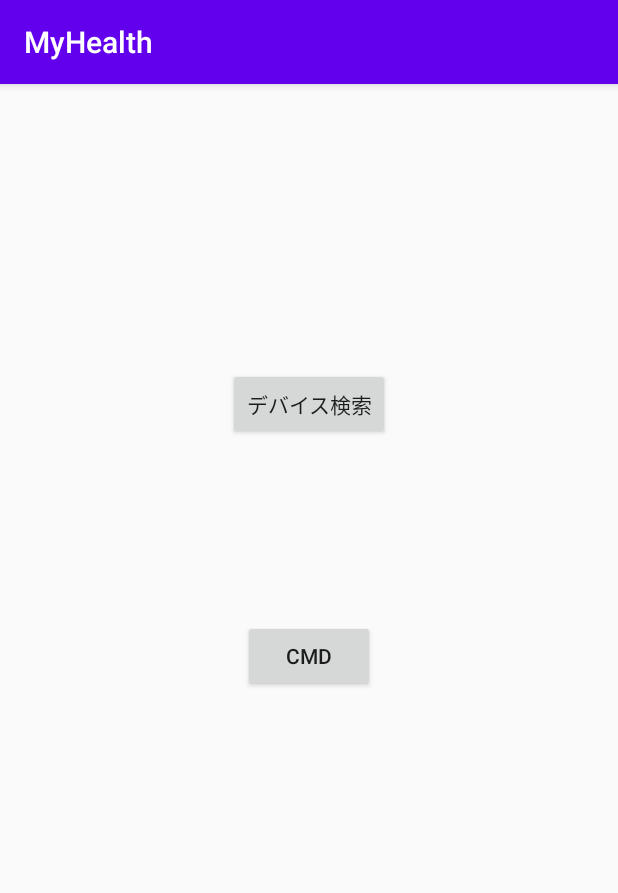
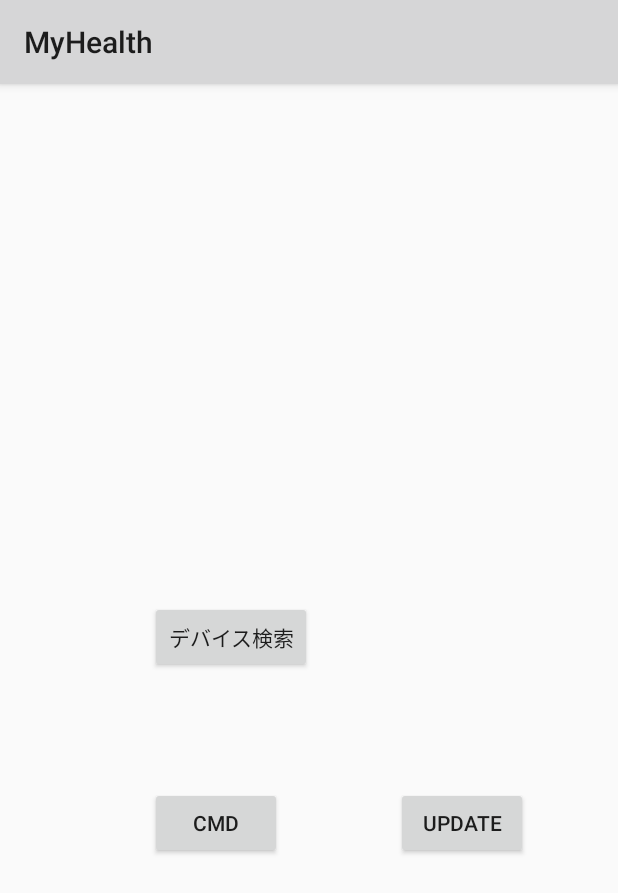
Before and after one commit to sunhe17/QTHealth_Android, an Android app: the screen it shows after launch (MainActivity), on a phone screen of 412 x 824 dp. Shown: the top 893 px of the screen. Run offline under Robolectric (Android 15) with nearby library versions, the phone set to English and light mode, and no system bars.

```diff
--- a/app/src/main/java/qoi/myhealth/MainActivity.kt
+++ b/app/src/main/java/qoi/myhealth/MainActivity.kt
@@ -1,12 +1,15 @@
 package qoi.myhealth
 
 
+import android.accounts.OnAccountsUpdateListener
 import android.content.Intent
 import androidx.appcompat.app.AppCompatActivity
 import android.os.Bundle
+import android.os.Handler
 import android.util.Log
 import android.view.View
 import kotlinx.android.synthetic.main.activity_main.*
+import kotlinx.coroutines.*
 import qoi.myhealth.Ble.BleDelegate
 import qoi.myhealth.Ble.BleIdentificationKey
 import qoi.myhealth.Ble.BleManager
@@ -14,6 +17,7 @@ import qoi.myhealth.Ble.C18.C18Delegate
 import qoi.myhealth.Ble.C18.CMD.C18_Theme_Type
 import qoi.myhealth.Ble.C18.Model.*
 import qoi.myhealth.Manager.ShareDataManager
+import qoi.myhealth.tool.AppStatusCheck
 
 class MainActivity : AppCompatActivity(),BleDelegate {
 
@@ -25,23 +29,59 @@ class MainActivity : AppCompatActivity(),BleDelegate {
         super.onCreate(savedInstanceState)
         setContentView(R.layout.activity_main)
 
-        println(ShareDataManager.getUserSetInfo())
+        // 初期化
+        bleManager.bleDelegate = this
+        textView.setText("")
+
+        // 初回起動か確認
+        if(AppStatusCheck.isFirstJudgment(getApplicationContext())){
+            println("first")
+            AppStatusCheck.setFirstFlg(getApplicationContext(),false)
+        }
+        else{
+            println("not_first")
+        }
+
+        //println(ShareDataManager.getUserSetInfo())
         toDeviceScanVC_btn.setOnClickListener {
             println("clicked")
             val intent = Intent(this,DeviceScanActivity::class.java)
             startActivity(intent)
         }
 
+        // Status取得テストコマンド
         toAction.setOnClickListener {
             println("action clicked")
             println(bleManager.deviceDelegate)
+            // デバイスと接続確認
             if (bleManager.deviceDelegate != null){
-                syncHealthDataTest()
+                userSetInfoTest()
+            }
+        }
+
+        // Status設定コマンド
+        testBtn.setOnClickListener {
+            // デバイスと接続確認
+            if (bleManager.deviceDelegate != null){
+                //val userInfoJson = ShareDataManager.getUserSetInfo()
+                (bleManager.deviceDelegate as C18Delegate).settingDisplayBright(0){bleResult, info ->
+                    userSetInfoTest()
+                }
             }
         }
 
         tryToConnectDevice()
+    }
 
+     fun setDeviceTolabel(){
+        // 設定しているデバイスがあればデバイス名の表示
+        (bleManager.deviceDelegate as C18Delegate).getDeviceName{bleResult, info ->
+            val devideName = info!!.get(BleIdentificationKey.C18_DeviceNameInfo)as String
+            GlobalScope.launch(Dispatchers.Main) {
+                // ラベルに接続しているデバイス名を表示
+                textView.setText(devideName)
+            }
+        }
     }
 
     fun syncHealthDataTest() {
@@ -68,14 +108,17 @@ class MainActivity : AppCompatActivity(),BleDelegate {
 
     fun deviceNameInfoTest(){
         (bleManager.deviceDelegate as C18Delegate).getDeviceName { bleResult, info ->
-            val deviceName = info!!.get(BleIdentificationKey.C18_DeviceNameInfo) as String
-            println(deviceName)
+            GlobalScope.launch(Dispatchers.Main) {
+                val deviceName = info!!.get(BleIdentificationKey.C18_DeviceNameInfo) as String
+                println("デバイス名"+deviceName)
+            }
         }
     }
     fun userSetInfoTest(){
         (bleManager.deviceDelegate as C18Delegate).getUserSetInfo { bleResult, info ->
             val userSetInfo:C18_UserSettingInfo = info!!.get(BleIdentificationKey.C18_UserSetInfo) as C18_UserSettingInfo
             ShareDataManager.saveUserSetInfo(userSetInfo)
+            println("明るさ設定；"+ShareDataManager.getUserSetInfo()?.screenBright)
         }
     }
     fun alarmTimeAdd(){
@@ -108,12 +151,18 @@ class MainActivity : AppCompatActivity(),BleDelegate {
     fun tryToConnectDevice(){
         val deviceMac = ShareDataManager.getConnectionDeviceMac()
         if (deviceMac != null){
-            bleManager.retrieveDevice(this,deviceMac)
+            bleManager.retrieveDevice(this, deviceMac)
         }
     }
 
     override fun onBleDeviceConnection() {
-        Log.d(TAG,"onBleDeviceConnection")
+        println("onBleDeviceConnection")
+        println(ShareDataManager.getConnectionDeviceMac())
+
+        // 現在接続しているデバイスの名前を取得
+        if (bleManager.deviceDelegate != null) {
+            setDeviceTolabel()
+        }
     }
 
     override fun onBleDeviceDisConnection() {
--- /dev/null
+++ b/app/src/main/java/qoi/myhealth/tool/AppStatusCheck.kt
@@ -0,0 +1,33 @@
+package qoi.myhealth.tool
+
+import android.app.Application
+import android.content.Context
+import android.content.SharedPreferences
+import kotlin.properties.ReadWriteProperty
+import kotlin.reflect.KProperty
+
+class AppStatusCheck {
+
+    companion object
+    {
+
+        /// 初回起動か確認
+        //  ture:初回起動
+        fun isFirstJudgment(context: Context) : Boolean {
+            // 共有環境変数のインスタンス生成
+            val dataStore : SharedPreferences = context.getSharedPreferences("DataStore",Context.MODE_PRIVATE)
+
+            return dataStore.getBoolean("Is_First",true)
+        }
+
+        /// 初回起動フラグの設定変更
+        fun setFirstFlg(context: Context,flg:Boolean){
+            // 共有環境変数のインスタンス生成
+            val edit : SharedPreferences.Editor = context.getSharedPreferences("DataStore",Context.MODE_PRIVATE).edit()
+            edit.putBoolean("Is_First",flg)
+            edit.apply()
+        }
+
+    }
+
+}
--- a/app/src/main/res/layout/activity_main.xml
+++ b/app/src/main/res/layout/activity_main.xml
@@ -11,24 +11,49 @@
         android:id="@+id/toDeviceScanVC_btn"
         android:layout_width="wrap_content"
         android:layout_height="wrap_content"
-        android:layout_marginStart="161dp"
-        android:layout_marginEnd="162dp"
+        android:layout_marginStart="100dp"
+        android:layout_marginEnd="100dp"
         android:layout_marginBottom="342dp"
         android:text="デバイス検索"
         app:layout_constraintBottom_toBottomOf="parent"
         app:layout_constraintEnd_toEndOf="parent"
+        app:layout_constraintHorizontal_bias="0.0"
         app:layout_constraintStart_toStartOf="parent"
-        app:layout_constraintTop_toTopOf="parent" />
+        app:layout_constraintTop_toTopOf="parent"
+        app:layout_constraintVertical_bias="0.912" />
 
     <Button
         android:id="@+id/toAction"
         android:layout_width="wrap_content"
         android:layout_height="wrap_content"
-        android:layout_marginStart="161dp"
-        android:layout_marginTop="120dp"
-        android:layout_marginEnd="162dp"
+        android:layout_marginStart="100dp"
+        android:layout_marginTop="76dp"
+        android:layout_marginEnd="100dp"
         android:text="CMD"
         app:layout_constraintEnd_toEndOf="parent"
+        app:layout_constraintHorizontal_bias="0.0"
         app:layout_constraintStart_toStartOf="parent"
         app:layout_constraintTop_toBottomOf="@+id/toDeviceScanVC_btn" />
+
+    <Button
+        android:id="@+id/testBtn"
+        android:layout_width="wrap_content"
+        android:layout_height="wrap_content"
+        android:layout_marginStart="161dp"
+        android:layout_marginTop="76dp"
+        android:layout_marginEnd="10dp"
+        android:text="UPDATE"
+        app:layout_constraintEnd_toEndOf="parent"
+        app:layout_constraintHorizontal_bias="0.671"
+        app:layout_constraintStart_toStartOf="parent"
+        app:layout_constraintTop_toBottomOf="@+id/toDeviceScanVC_btn" />
+
+    <TextView
+        android:id="@+id/textView"
+        android:layout_width="140dp"
+        android:layout_height="32dp"
+        android:text="TextView"
+        tools:ignore="MissingConstraints"
+        tools:layout_editor_absoluteX="28dp"
+        tools:layout_editor_absoluteY="219dp" />
 </androidx.constraintlayout.widget.ConstraintLayout>
--- a/app/src/main/res/values/styles.xml
+++ b/app/src/main/res/values/styles.xml
@@ -1,8 +1,8 @@
 <resources>
     <!-- Base application theme. -->
-    <style name="AppTheme" parent="Theme.AppCompat.Light.DarkActionBar">
+    <style name="AppTheme" parent="Theme.AppCompat.Light">
         <!-- Customize your theme here. -->
-        <item name="colorPrimary">@color/colorPrimary</item>
+        <item name="colorPrimary">@color/colorWhite</item>
         <item name="colorPrimaryDark">@color/colorPrimaryDark</item>
         <item name="colorAccent">@color/colorAccent</item>
     </style>
```
Also changed, not shown: app/src/main/java/qoi/myhealth/Ble/BleManager.kt (+15 -5 lines), app/src/main/java/qoi/myhealth/Ble/C18/C18Hepler.kt (+11 -1 lines).
